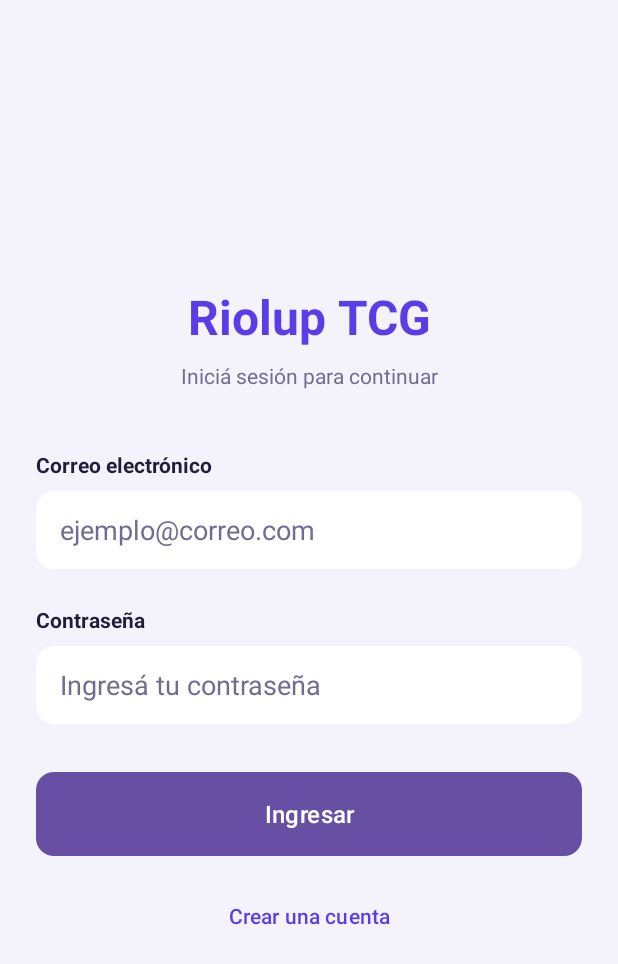
After one commit to lucpz08/parcial-1-am-acn4bv-cabral-perez, an Android app: the LoginActivity screen opened directly, with no data from a screen before it, on a phone screen of 412 x 824 dp. The commit adds this screen. Shown: the top 964 px of the screen. Run offline under Robolectric (Android 15) with nearby library versions, the phone set to English and light mode, and no system bars.

Commit message:
feat(auth): add login screen layout

```diff
--- a/app/src/main/AndroidManifest.xml
+++ b/app/src/main/AndroidManifest.xml
@@ -23,6 +23,10 @@
                 <category android:name="android.intent.category.LAUNCHER" />
             </intent-filter>
         </activity>
+        <activity
+            android:name=".LoginActivity"
+            android:exported="false"
+            android:windowSoftInputMode="adjustResize" />
     </application>
 
 </manifest>
--- /dev/null
+++ b/app/src/main/java/com/example/tcg/LoginActivity.java
@@ -0,0 +1,24 @@
+package com.example.tcg;
+
+import android.os.Bundle;
+
+import androidx.activity.EdgeToEdge;
+import androidx.appcompat.app.AppCompatActivity;
+import androidx.core.graphics.Insets;
+import androidx.core.view.ViewCompat;
+import androidx.core.view.WindowInsetsCompat;
+
+public class LoginActivity extends AppCompatActivity {
+
+    @Override
+    protected void onCreate(Bundle savedInstanceState) {
+        super.onCreate(savedInstanceState);
+        EdgeToEdge.enable(this);
+        setContentView(R.layout.activity_login);
+        ViewCompat.setOnApplyWindowInsetsListener(findViewById(R.id.main), (v, insets) -> {
+            Insets systemBars = insets.getInsets(WindowInsetsCompat.Type.systemBars());
+            v.setPadding(systemBars.left, systemBars.top, systemBars.right, systemBars.bottom);
+            return insets;
+        });
+    }
+}
--- /dev/null
+++ b/app/src/main/res/drawable/bg_login_button.xml
@@ -0,0 +1,5 @@
+<?xml version="1.0" encoding="utf-8"?>
+<shape xmlns:android="http://schemas.android.com/apk/res/android">
+    <solid android:color="@color/primary" />
+    <corners android:radius="12dp" />
+</shape>
--- /dev/null
+++ b/app/src/main/res/layout/activity_login.xml
@@ -0,0 +1,123 @@
+<?xml version="1.0" encoding="utf-8"?>
+<androidx.constraintlayout.widget.ConstraintLayout
+    xmlns:android="http://schemas.android.com/apk/res/android"
+    xmlns:app="http://schemas.android.com/apk/res-auto"
+    xmlns:tools="http://schemas.android.com/tools"
+    android:id="@+id/main"
+    android:layout_width="match_parent"
+    android:layout_height="match_parent"
+    android:background="@color/background"
+    tools:context=".LoginActivity">
+
+    <ScrollView
+        android:layout_width="0dp"
+        android:layout_height="0dp"
+        android:fillViewport="true"
+        app:layout_constraintTop_toTopOf="parent"
+        app:layout_constraintBottom_toBottomOf="parent"
+        app:layout_constraintStart_toStartOf="parent"
+        app:layout_constraintEnd_toEndOf="parent">
+
+        <LinearLayout
+            android:layout_width="match_parent"
+            android:layout_height="match_parent"
+            android:orientation="vertical"
+            android:gravity="center"
+            android:padding="@dimen/spacing_lg">
+
+            <TextView
+                android:id="@+id/loginTitle"
+                android:layout_width="match_parent"
+                android:layout_height="wrap_content"
+                android:gravity="center"
+                android:text="@string/login_title"
+                android:textColor="@color/primary"
+                android:textSize="32sp"
+                android:textStyle="bold" />
+
+            <TextView
+                android:id="@+id/loginSubtitle"
+                android:layout_width="match_parent"
+                android:layout_height="wrap_content"
+                android:layout_marginTop="@dimen/spacing_sm"
+                android:gravity="center"
+                android:text="@string/login_subtitle"
+                android:textColor="@color/text_muted"
+                android:textSize="@dimen/subtitle_text_size" />
+
+            <LinearLayout
+                android:layout_width="match_parent"
+                android:layout_height="wrap_content"
+                android:layout_marginTop="40dp"
+                android:orientation="vertical">
+
+                <TextView
+                    android:layout_width="match_parent"
+                    android:layout_height="wrap_content"
+                    android:text="@string/login_email"
+                    android:textColor="@color/text"
+                    android:textStyle="bold" />
+
+                <EditText
+                    android:id="@+id/emailEditText"
+                    android:layout_width="match_parent"
+                    android:layout_height="52dp"
+                    android:layout_marginTop="@dimen/spacing_sm"
+                    android:background="@drawable/border_radius"
+                    android:hint="ejemplo@correo.com"
+                    android:inputType="textEmailAddress"
+                    android:paddingHorizontal="@dimen/spacing_md"
+                    android:singleLine="true"
+                    android:textColor="@color/text"
+                    android:textColorHint="@color/text_muted" />
+
+                <TextView
+                    android:layout_width="match_parent"
+                    android:layout_height="wrap_content"
+                    android:layout_marginTop="@dimen/spacing_lg"
+                    android:text="@string/login_password"
+                    android:textColor="@color/text"
+                    android:textStyle="bold" />
+
+                <EditText
+                    android:id="@+id/passwordEditText"
+                    android:layout_width="match_parent"
+                    android:layout_height="52dp"
+                    android:layout_marginTop="@dimen/spacing_sm"
+                    android:background="@drawable/border_radius"
+                    android:hint="Ingresá tu contraseña"
+                    android:inputType="textPassword"
+                    android:paddingHorizontal="@dimen/spacing_md"
+                    android:singleLine="true"
+                    android:textColor="@color/text"
+                    android:textColorHint="@color/text_muted" />
+
+                <Button
+                    android:id="@+id/loginButton"
+                    android:layout_width="match_parent"
+                    android:layout_height="56dp"
+                    android:layout_marginTop="32dp"
+                    android:background="@drawable/bg_login_button"
+                    android:backgroundTint="@null"
+                    android:text="@string/login_button"
+                    android:textAllCaps="false"
+                    android:textColor="@color/white"
+                    android:textSize="16sp" />
+
+                <Button
+                    android:id="@+id/registerButton"
+                    android:layout_width="match_parent"
+                    android:layout_height="wrap_content"
+                    android:layout_marginTop="@dimen/spacing_md"
+                    android:backgroundTint="@android:color/transparent"
+                    android:text="@string/login_register"
+                    android:textAllCaps="false"
+                    android:textColor="@color/primary" />
+
+            </LinearLayout>
+
+        </LinearLayout>
+
+    </ScrollView>
+
+</androidx.constraintlayout.widget.ConstraintLayout>
--- a/app/src/main/res/values/strings.xml
+++ b/app/src/main/res/values/strings.xml
@@ -14,4 +14,14 @@
     <string name="nav_explorar">Explorar</string>
     <string name="nav_chats">Chats</string>
     <string name="nav_perfil">Perfil</string>
+
+    <!-- Login -->
+    <string name="login_title">Riolup TCG</string>
+    <string name="login_subtitle">Iniciá sesión para continuar</string>
+    <string name="login_email">Correo electrónico</string>
+    <string name="login_password">Contraseña</string>
+    <string name="login_button">Ingresar</string>
+    <string name="login_register">Crear una cuenta</string>
+    <string name="login_error_empty">Completá todos los campos</string>
+    <string name="login_error_email">Ingresá un correo válido</string>
 </resources>
```
